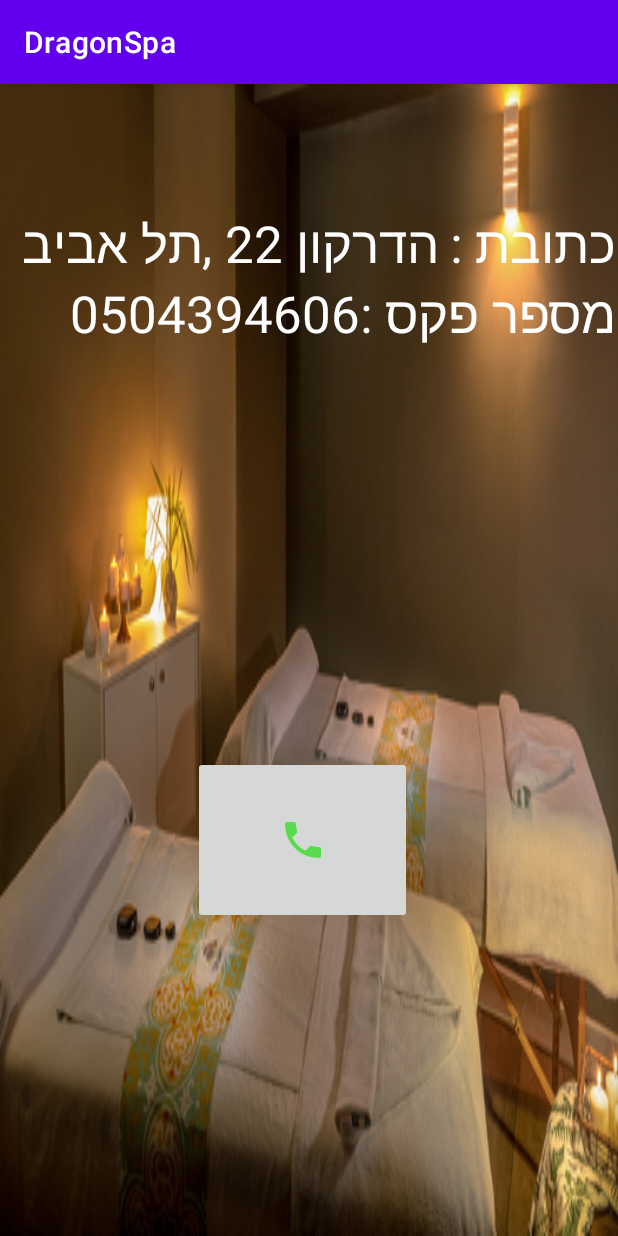
After one commit to LiadBenMoshe/DragonSpa, an Android app: the ConnectUs screen opened directly, with no data from a screen before it, on a phone screen of 412 x 824 dp. The commit adds this screen. Run offline under Robolectric (Android 15) with nearby library versions, the phone set to English and light mode, and no system bars.

Commit message:
call phone

```diff
--- /dev/null
+++ b/app/src/main/java/com/example/dragonspa/ConnectUs.java
@@ -0,0 +1,35 @@
+package com.example.dragonspa;
+
+import androidx.appcompat.app.AppCompatActivity;
+import androidx.core.app.ActivityCompat;
+
+import android.Manifest;
+import android.content.Intent;
+import android.content.pm.PackageManager;
+import android.net.Uri;
+import android.os.Bundle;
+import android.view.View;
+import android.widget.ImageButton;
+
+public class ConnectUs extends AppCompatActivity {
+    ImageButton phone;
+
+    @Override
+    protected void onCreate(Bundle savedInstanceState) {
+        super.onCreate(savedInstanceState);
+        setContentView(R.layout.activity_connect_us);
+        phone = (ImageButton) findViewById(R.id.phone);
+        phone.setOnClickListener(new View.OnClickListener() {
+            @Override
+            public void onClick(View view) {
+                Intent callIntent = new Intent(Intent.ACTION_CALL);
+                callIntent.setData(Uri.parse("tel:0546518122"));
+                if (ActivityCompat.checkSelfPermission(ConnectUs.this,
+                        Manifest.permission.CALL_PHONE) != PackageManager.PERMISSION_GRANTED) {
+                    return;
+                }
+                startActivity(callIntent);
+            }
+        });
+    }
+}
--- /dev/null
+++ b/app/src/main/res/drawable-anydpi/phone.xml
@@ -0,0 +1,16 @@
+<vector xmlns:android="http://schemas.android.com/apk/res/android"
+    android:width="24dp"
+    android:height="24dp"
+    android:viewportWidth="24"
+    android:viewportHeight="24"
+    android:tint="#38DC2C"
+    android:alpha="0.8">
+  <group android:scaleX="1.3333334"
+      android:scaleY="1.3333334"
+      android:translateX="-4"
+      android:translateY="-4">
+    <path
+        android:fillColor="@android:color/white"
+        android:pathData="M6.62,10.79c1.44,2.83 3.76,5.14 6.59,6.59l2.2,-2.2c0.27,-0.27 0.67,-0.36 1.02,-0.24 1.12,0.37 2.33,0.57 3.57,0.57 0.55,0 1,0.45 1,1V20c0,0.55 -0.45,1 -1,1 -9.39,0 -17,-7.61 -17,-17 0,-0.55 0.45,-1 1,-1h3.5c0.55,0 1,0.45 1,1 0,1.25 0.2,2.45 0.57,3.57 0.11,0.35 0.03,0.74 -0.25,1.02l-2.2,2.2z"/>
+  </group>
+</vector>
--- /dev/null
+++ b/app/src/main/res/layout/activity_connect_us.xml
@@ -0,0 +1,43 @@
+<?xml version="1.0" encoding="utf-8"?>
+<androidx.constraintlayout.widget.ConstraintLayout xmlns:android="http://schemas.android.com/apk/res/android"
+    xmlns:app="http://schemas.android.com/apk/res-auto"
+    xmlns:tools="http://schemas.android.com/tools"
+    android:layout_width="match_parent"
+    android:background="@drawable/beds"
+    android:layout_height="match_parent"
+    tools:context=".ConnectUs">
+
+
+    <TextView
+        android:id="@+id/textView"
+        android:layout_width="410dp"
+        android:layout_height="274dp"
+        android:layout_marginEnd="1dp"
+        android:layout_marginBottom="329dp"
+        android:text="כתובת : הדרקון 22 ,תל אביב
+מספר פקס :0504394606
+"
+        android:textColor="@color/white"
+        android:textSize="34dp"
+
+
+        app:layout_constraintBottom_toBottomOf="parent"
+        app:layout_constraintEnd_toEndOf="parent"
+        app:layout_constraintStart_toStartOf="parent"
+        app:layout_constraintTop_toTopOf="parent"
+        tools:ignore="MissingConstraints" />
+
+    <ImageButton
+        android:id="@+id/phone"
+        android:layout_width="146dp"
+        android:layout_height="112dp"
+        android:layout_marginStart="128dp"
+        android:layout_marginTop="50dp"
+        android:layout_marginEnd="137dp"
+        android:layout_marginBottom="167dp"
+        app:layout_constraintBottom_toBottomOf="parent"
+        app:layout_constraintEnd_toEndOf="parent"
+        app:layout_constraintStart_toStartOf="parent"
+        app:layout_constraintTop_toBottomOf="@+id/textView"
+        app:srcCompat="@drawable/phone" />
+</androidx.constraintlayout.widget.ConstraintLayout>
--- a/app/src/main/res/layout/activity_home.xml
+++ b/app/src/main/res/layout/activity_home.xml
@@ -1,5 +1,7 @@
 <?xml version="1.0" encoding="utf-8"?>
+
 <RelativeLayout
+
     xmlns:android="http://schemas.android.com/apk/res/android"
     xmlns:app="http://schemas.android.com/apk/res-auto"
     xmlns:tools="http://schemas.android.com/tools"
```
Also changed, not shown: app/src/main/AndroidManifest.xml (+5 -5 lines), app/src/main/java/com/example/dragonspa/HomeActivity.java (+26 -1 lines), app/src/main/res/menu/menu_acticity.xml (added, +18 -0 lines), app/src/main/res/drawable-hdpi/phone.png (added), app/src/main/res/drawable-mdpi/phone.png (added), app/src/main/res/drawable-xhdpi/phone.png (added), app/src/main/res/drawable-xxhdpi/phone.png (added).
